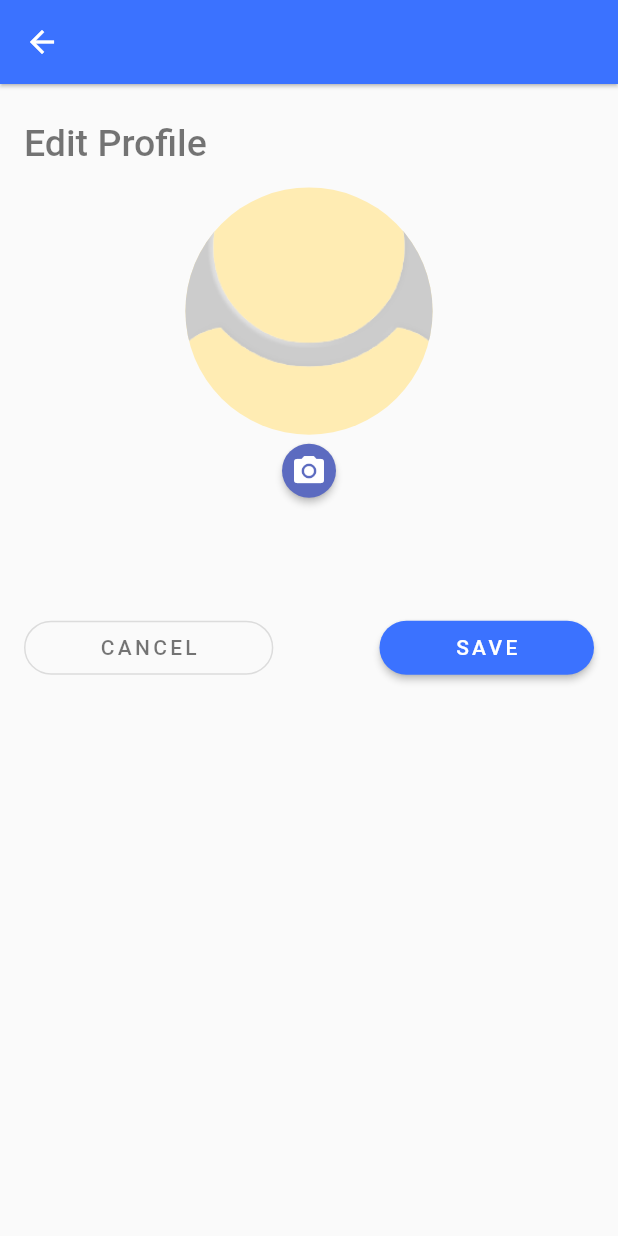
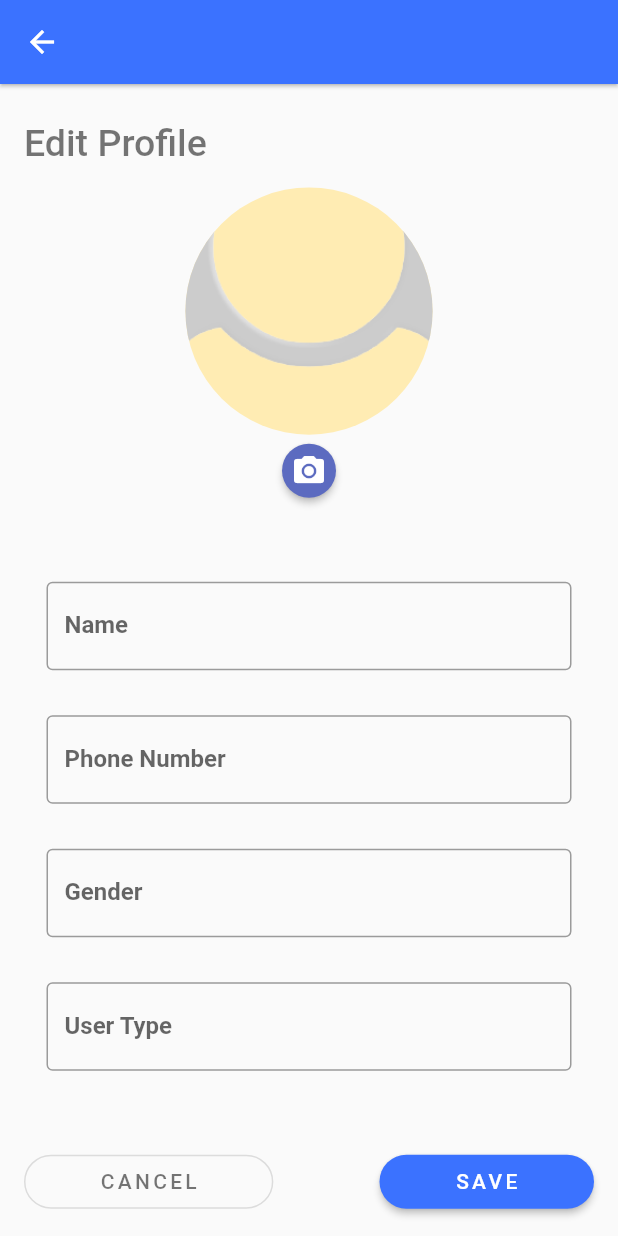
Before and after one commit to devansh2805/Health-Connect, a Flutter app: the ProfileScreen screen opened directly, on a phone screen of 412 x 824 dp. Run offline on Flutter 3.47's test engine with Material 2 defaults, Android fonts, the light colour scheme and no system bars; our stand-ins replace camera, charts_flutter, cloud_firestore, file_picker, firebase_auth, firebase_core and 10 more; missing offline and left inert: export_video_frame, stats, thumbnailer; accounts and stored records are empty.

```diff
--- a/lib/profile_page.dart
+++ b/lib/profile_page.dart
@@ -17,6 +17,18 @@ class ProfileScreen extends StatefulWidget {
 class _ProfileScreenState extends State<ProfileScreen> {
   String uid = "";
   String profilePicUrl = "";
+  static String name = "";
+  static String phone = "";
+  static String gender = "";
+  static String userType = "";
+  final TextEditingController nameController =
+      TextEditingController(text: name);
+  final TextEditingController phoneController =
+      TextEditingController(text: phone);
+  final TextEditingController genderController =
+      TextEditingController(text: gender);
+  final TextEditingController userTypeController =
+      TextEditingController(text: userType);
 
   fetchData() async {
     uid = FirebaseAuth.instance.currentUser!.uid;
@@ -26,7 +38,46 @@ class _ProfileScreenState extends State<ProfileScreen> {
         .get()
         .then((value) => value.data()!['imageUrl']);
 
-    setState(() {});
+    setState(() {
+      FirebaseFirestore.instance
+          .collection('users')
+          .doc(uid)
+          .get()
+          .then((value) {
+        name = value.data()!["name"];
+      });
+      FirebaseFirestore.instance
+          .collection('users')
+          .doc(uid)
+          .get()
+          .then((value) {
+        phone = value.data()!["phoneNumber"];
+      });
+      FirebaseFirestore.instance
+          .collection('users')
+          .doc(uid)
+          .get()
+          .then((value) {
+        if (value.data()!["gender"]) {
+          gender = "Male";
+        } else if (value.data()!["gender"] == 2) {
+          gender = "Female";
+        } else {
+          gender = "Other";
+        }
+      });
+      FirebaseFirestore.instance
+          .collection('users')
+          .doc(uid)
+          .get()
+          .then((value) {
+        if (value.data()!["userType"]) {
+          gender = "Doctor";
+        } else {
+          gender = "Patient";
+        }
+      });
+    });
   }
 
   @override
@@ -92,10 +143,62 @@ class _ProfileScreenState extends State<ProfileScreen> {
               const SizedBox(
                 height: 35,
               ),
-              // buildTextField("Full Name", "Tanmay Patel", false),
-              // buildTextField("E-mail", "tp@gmail.com", false),
-              // buildTextField("Password", "*********", true),
-              // buildTextField("Location", "Visnagar, India", false),
+              Padding(
+                padding: const EdgeInsets.all(15),
+                child: TextFormField(
+                  controller: nameController,
+                  style: const TextStyle(
+                    color: Constants.darkYellow,
+                    fontWeight: FontWeight.bold,
+                  ),
+                  decoration: const InputDecoration(
+                    border: OutlineInputBorder(),
+                    labelText: 'Name',
+                  ),
+                ),
+              ),
+              Padding(
+                padding: const EdgeInsets.all(15),
+                child: TextFormField(
+                  controller: phoneController,
+                  style: const TextStyle(
+                    color: Constants.darkYellow,
+                    fontWeight: FontWeight.bold,
+                  ),
+                  decoration: const InputDecoration(
+                    border: OutlineInputBorder(),
+                    labelText: 'Phone Number',
+                  ),
+                ),
+              ),
+              Padding(
+                padding: const EdgeInsets.all(15),
+                child: TextFormField(
+                  controller: genderController,
+                  style: const TextStyle(
+                    color: Constants.darkYellow,
+                    fontWeight: FontWeight.bold,
+                  ),
+                  decoration: const InputDecoration(
+                    border: OutlineInputBorder(),
+                    labelText: 'Gender',
+                  ),
+                ),
+              ),
+              Padding(
+                padding: const EdgeInsets.all(15),
+                child: TextFormField(
+                  controller: userTypeController,
+                  style: const TextStyle(
+                    color: Constants.darkYellow,
+                    fontWeight: FontWeight.bold,
+                  ),
+                  decoration: const InputDecoration(
+                    border: OutlineInputBorder(),
+                    labelText: 'User Type',
+                  ),
+                ),
+              ),
               const SizedBox(
                 height: 35,
               ),
--- a/lib/symptoms.dart
+++ b/lib/symptoms.dart
@@ -1,3 +1,4 @@
+import 'package:firebase_messaging/firebase_messaging.dart';
 import 'package:flutter/material.dart';
 import 'package:health_connect/const.dart';
 import 'package:firebase_auth/firebase_auth.dart';
@@ -13,6 +14,8 @@ class _SymptomsScreenState extends State<SymptomsScreen> {
   List<CheckBoxListTileModel> checkBoxListTileModel =
       CheckBoxListTileModel.getSymps();
   bool value = false;
+  String alert = "";
+  FirebaseMessaging messaging = FirebaseMessaging.instance;
   var symptomsList = [];
   @override
   Widget build(BuildContext context) {
@@ -81,6 +84,12 @@ class _SymptomsScreenState extends State<SymptomsScreen> {
       'symptoms': symptomsList,
       'time': Timestamp.now()
     });
+
+    if (checkBoxListTileModel[0].isCheck &&
+        checkBoxListTileModel[2].isCheck &&
+        checkBoxListTileModel[3].isCheck) {
+      alert = "Please test yourself for Covid";
+    }
     Navigator.pop(context);
   }
 }
--- /dev/null
+++ b/lib/widgets/notification_badge.dart
@@ -0,0 +1,28 @@
+import 'package:flutter/material.dart';
+
+class NotificationBadge extends StatelessWidget {
+  final int totalNotifications;
+
+  NotificationBadge({required this.totalNotifications});
+
+  @override
+  Widget build(BuildContext context) {
+    return Container(
+      width: 40.0,
+      height: 40.0,
+      decoration: const BoxDecoration(
+        color: Colors.red,
+        shape: BoxShape.circle,
+      ),
+      child: Center(
+        child: Padding(
+          padding: const EdgeInsets.all(8.0),
+          child: Text(
+            '$totalNotifications',
+            style: const TextStyle(color: Colors.white, fontSize: 20),
+          ),
+        ),
+      ),
+    );
+  }
+}
--- a/pubspec.yaml
+++ b/pubspec.yaml
@@ -57,6 +57,9 @@ dependencies:
   thumbnailer:
   file_picker:
   url_launcher:
+  firebase_messaging: ^11.2.14
+  overlay_support: ^1.2.1
+  flutter_local_notifications: ^9.4.0
 
 dev_dependencies:
   flutter_test:
```
Also changed, not shown: pubspec.lock, 1 other file.
